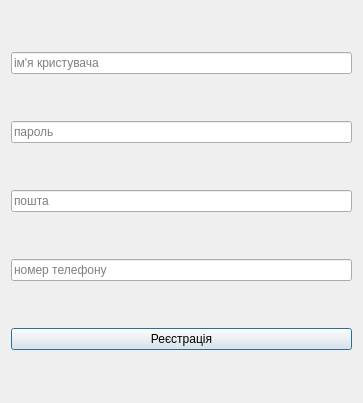
OstrovskyAndriy/basketball, file registrationdialog.ui: the form before one commit.
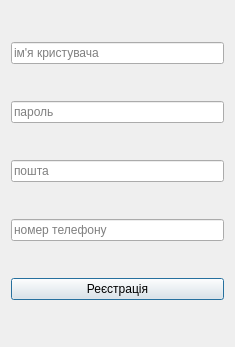
The form after the commit.

Diff of the .ui file:
```diff
--- a/registrationdialog.ui
+++ b/registrationdialog.ui
@@ -6,8 +6,8 @@
    <rect>
     <x>0</x>
     <y>0</y>
-    <width>363</width>
-    <height>403</height>
+    <width>235</width>
+    <height>347</height>
    </rect>
   </property>
   <property name="windowTitle">
```
